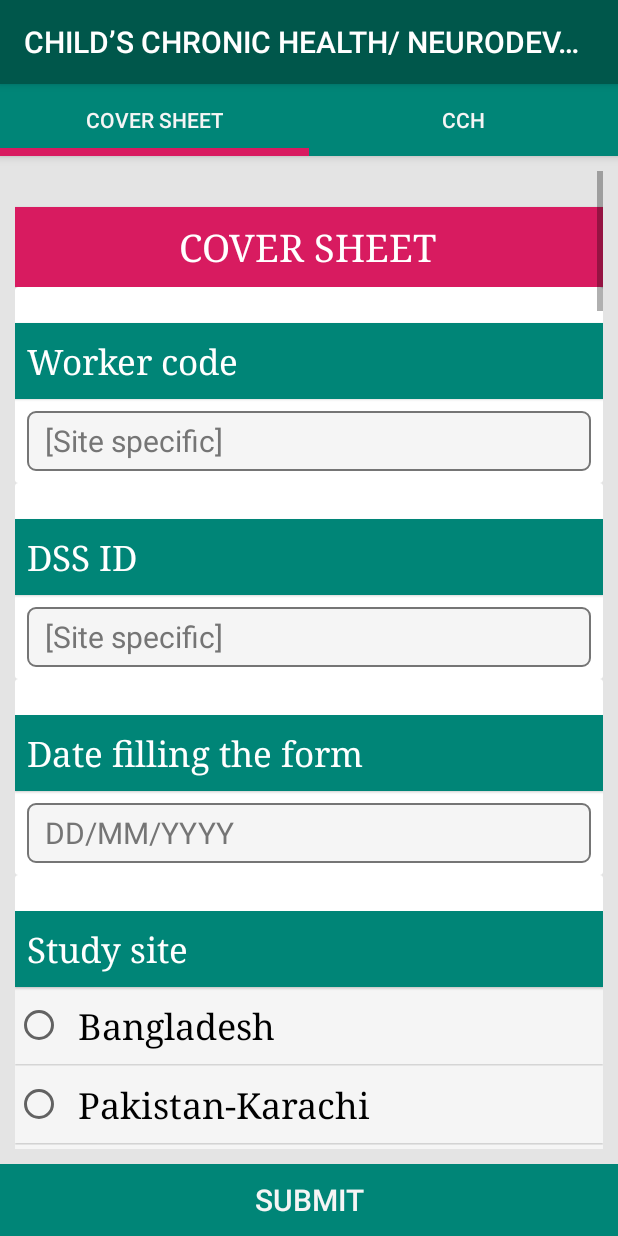
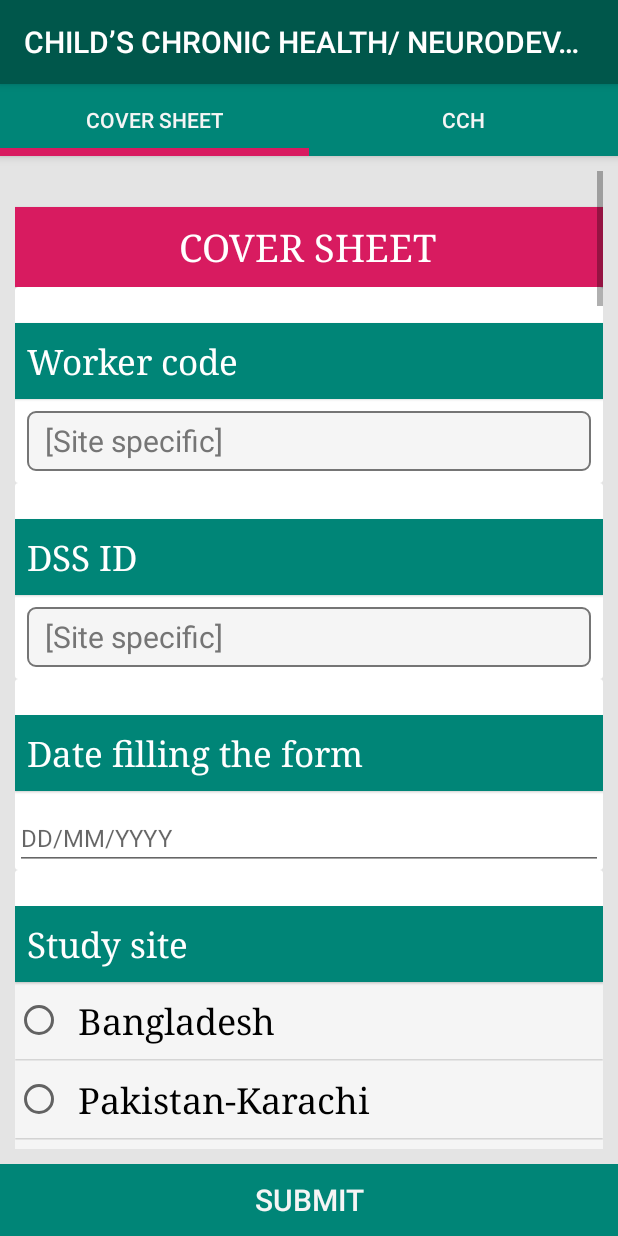
Before and after one commit to Mustufa786/GSED, an Android app: the SectionAFragment screen opened directly, with no data from a screen before it, on a phone screen of 412 x 824 dp. Run offline under Robolectric (Android 15) with nearby library versions, the phone set to English and light mode, and no system bars; our stand-ins replace data binding; 20 statements that could not run were skipped.

Commit message:
Fragment A Layout changes

```diff
--- a/app/src/main/res/layout/frament_section_a.xml
+++ b/app/src/main/res/layout/frament_section_a.xml
@@ -90,7 +90,7 @@
 
                     <EditText
                         android:id="@+id/cs03"
-                        style="@style/textInput"
+                        style="@style/EditText_number"
                         android:hint="@string/dateHint" />
 
                 </LinearLayout>
@@ -264,7 +264,7 @@
 
                     <EditText
                         android:id="@+id/cs08"
-                        style="@style/EditText"
+                        style="@style/textInput"
                         android:hint="@string/cs08" />
 
                 </LinearLayout>
@@ -285,7 +285,7 @@
 
                     <EditText
                         android:id="@+id/cs09"
-                        style="@style/EditText"
+                        style="@style/textInput"
                         android:hint="@string/name" />
 
                 </LinearLayout>
@@ -306,7 +306,7 @@
 
                     <EditText
                         android:id="@+id/cs10"
-                        style="@style/EditText"
+                        style="@style/textInput"
                         android:hint="@string/name" />
 
                 </LinearLayout>
@@ -327,7 +327,7 @@
 
                     <EditText
                         android:id="@+id/cs11"
-                        style="@style/EditText"
+                        style="@style/textInput"
                         android:hint="@string/name" />
 
                 </LinearLayout>
@@ -388,7 +388,7 @@
             </android.support.v7.widget.CardView>
             <!-- EditText cs13 Ends -->
 
-            <!-- EditText cs14 Starts -->
+            <!-- EditText & CheckBox cs14 Starts -->
             <android.support.v7.widget.CardView
                 android:id="@+id/CVcs14"
                 style="@style/cardView">
@@ -402,12 +402,19 @@
                     <EditText
                         android:id="@+id/cs14"
                         style="@style/textInput"
-                        android:hint="@string/cs14a" />
+                        android:hint="Less Than 41 months"
+                        android:text='@{cs14a.checked ?  "" : cs14.getText.toString }'
+                        android:visibility='@{cs14a.checked ? View.GONE : View.VISIBLE }' />
+
+                    <CheckBox
+                        android:id="@+id/cs14a"
+                        style="@style/checkbox"
+                        android:text="@string/cs14a" />
 
                 </LinearLayout>
 
             </android.support.v7.widget.CardView>
-            <!-- EditText cs14 Ends -->
+            <!-- EditText & CheckBox cs14 Ends -->
 
             <!-- EditText cs15 Starts -->
             <android.support.v7.widget.CardView
@@ -565,7 +572,7 @@
 
                     <EditText
                         android:id="@+id/cs19"
-                        style="@style/EditText"
+                        style="@style/textInput"
                         android:hint="@string/specify"
                         android:tag="cs1815"
                         android:text='@{cs1815.checked ?  cs19.getText.toString : "" }' />
@@ -591,18 +598,16 @@
                         style="@style/EditText_number"
                         android:hint="Age"
                         android:text='@{cs2088.checked || cs2088a.checked ? ""  : cs20.getText.toString }'
-                        android:visibility='@{cs2088.checked || cs2088.checked ? View.GONE : View.VISIBLE }' />
+                        android:visibility='@{cs2088.checked || cs2088a.checked ? View.GONE : View.VISIBLE }' />
 
                     <CheckBox
                         android:id="@+id/cs2088"
                         style="@style/checkbox"
-                        android:checked='@{cs2088a.checked ? false : true }'
                         android:text="@string/cs2088" />
 
                     <CheckBox
                         android:id="@+id/cs2088a"
                         style="@style/checkbox"
-                        android:checked='@{cs2088.checked ? false : true }'
                         android:text="@string/cs2088a" />
 
                 </LinearLayout>
@@ -686,7 +691,7 @@
 
                     <EditText
                         android:id="@+id/cs22"
-                        style="@style/EditText"
+                        style="@style/textInput"
                         android:hint="@string/specify"
                         android:tag="cs2116"
                         android:text='@{cs2116.checked ?  cs22.getText.toString : "" }' />
```
Also changed, not shown: 1 other file.
